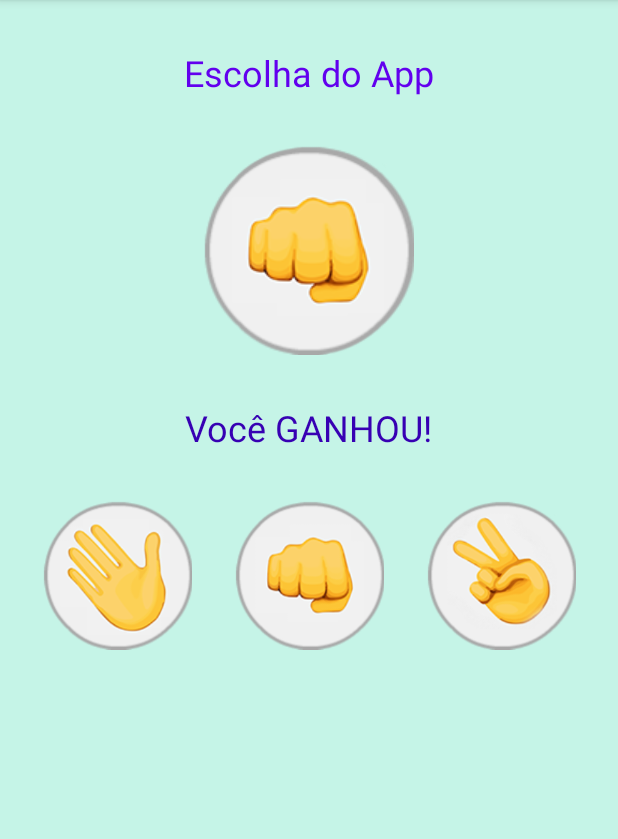
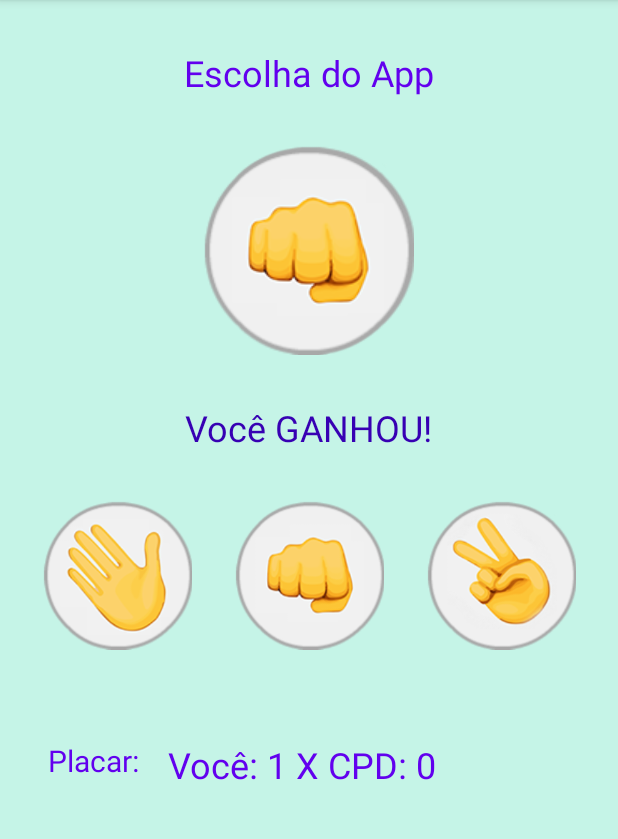
Before and after one commit to GRangel-Dev/JokempoApp, an Android app: the screen it shows after launch (MainActivity), after a tap on an icon or button, on a phone screen of 412 x 824 dp, the part 84-923 px from its top. Run offline under Robolectric (Android 15) with nearby library versions, the phone set to English and light mode, and no system bars.

Commit message:
commit 2
Colocação de um placar simples

```diff
--- a/app/src/main/java/com/germanorangel/jokempo/MainActivity.java
+++ b/app/src/main/java/com/germanorangel/jokempo/MainActivity.java
@@ -27,17 +27,21 @@ public class MainActivity extends AppCompatActivity {
         this.opcaoSelecionada("tesoura");
     }
 
+    int you = 0;
+    int AI = 0;
+
     public void opcaoSelecionada(String escolhaUsuario) {
 
         ImageView imageResultado = findViewById(R.id.imageResultado);
         TextView textoResultado = findViewById(R.id.textResultado);
+        TextView textoSomatorio = findViewById(R.id.textSomatorio);
 
 
         int numero = new Random().nextInt(3);
         String[] opcoes = {"papel", "pedra", "tesoura"};
         String escolhaApp = opcoes[numero];
 
-        switch (escolhaApp) {
+       switch (escolhaApp) {
             case "papel":
                 imageResultado.setImageResource(R.drawable.papel);
                 break;
@@ -55,15 +59,18 @@ public class MainActivity extends AppCompatActivity {
                             (escolhaApp == "pedra" && escolhaUsuario == "tesoura")
             ) {
                 textoResultado.setText("Você perdeu!");
+                AI ++;
             } else if (
                     (escolhaUsuario == "tesoura" && escolhaApp == "papel") ||
                             (escolhaUsuario == "papel" && escolhaApp == "pedra") ||
                             (escolhaUsuario == "pedra" && escolhaApp == "tesoura")
             ) { // usuario ganha
                 textoResultado.setText("Você GANHOU!");
-            } else {
+                you ++;
+           } else {
                 textoResultado.setText("Empate!");
             } // empate
+            textoSomatorio.setText("Você: " + you + " X " + "CPD: " + AI);
 
         }
     }
--- a/app/src/main/res/layout/activity_main.xml
+++ b/app/src/main/res/layout/activity_main.xml
@@ -92,4 +92,31 @@
         app:layout_constraintStart_toStartOf="parent"
         app:layout_constraintTop_toBottomOf="@+id/imageResultado" />
 
+    <TextView
+        android:text="Placar: "
+        android:layout_width="wrap_content"
+        android:layout_height="wrap_content"
+        android:id="@+id/textPlacar"
+        app:layout_constraintTop_toBottomOf="@+id/imageView4"
+        app:layout_constraintStart_toStartOf="parent"
+        android:layout_marginTop="60dp"
+        android:textSize="20sp"
+        android:layout_marginStart="32dp"
+        android:layout_marginLeft="28dp"
+        android:textColor="@color/purple_500"/>
+
+    <TextView
+        android:id="@+id/textSomatorio"
+        android:layout_width="204dp"
+        android:layout_height="30dp"
+        android:layout_marginStart="8dp"
+        android:layout_marginTop="60dp"
+        android:text="You = 0   X   AI = 0"
+        android:textColor="@color/purple_500"
+        android:textSize="24sp"
+        app:layout_constraintEnd_toEndOf="parent"
+        app:layout_constraintHorizontal_bias="0.068"
+        app:layout_constraintStart_toEndOf="@+id/textPlacar"
+        app:layout_constraintTop_toBottomOf="@+id/imageView4" />
+
 </androidx.constraintlayout.widget.ConstraintLayout>
```
